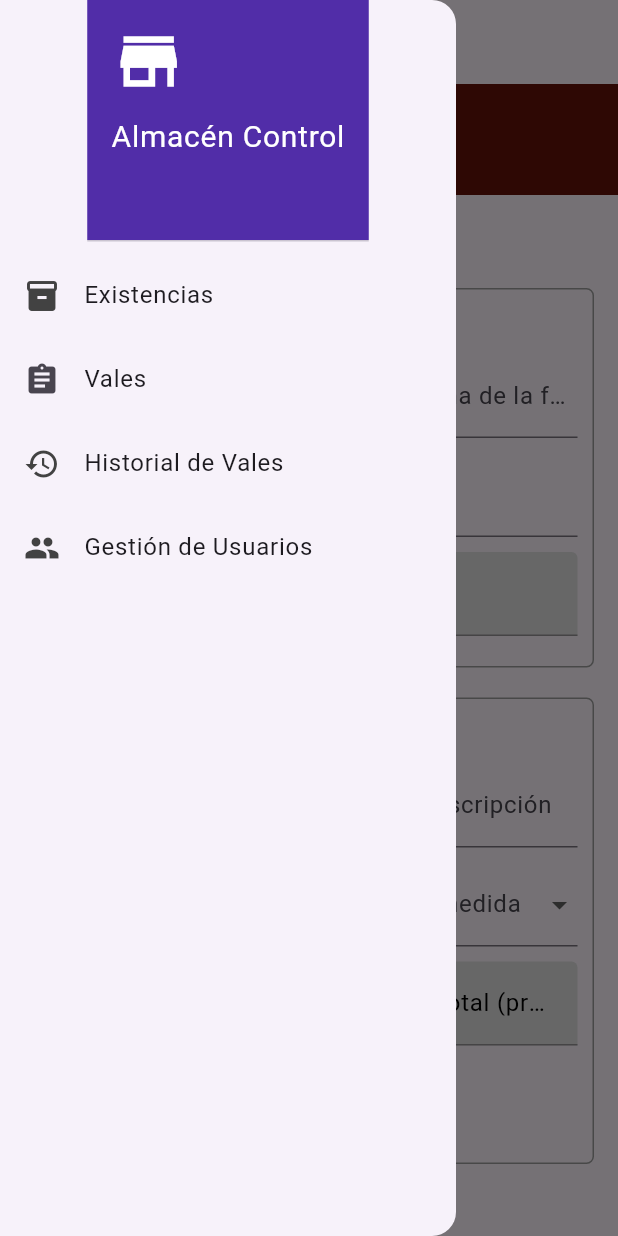
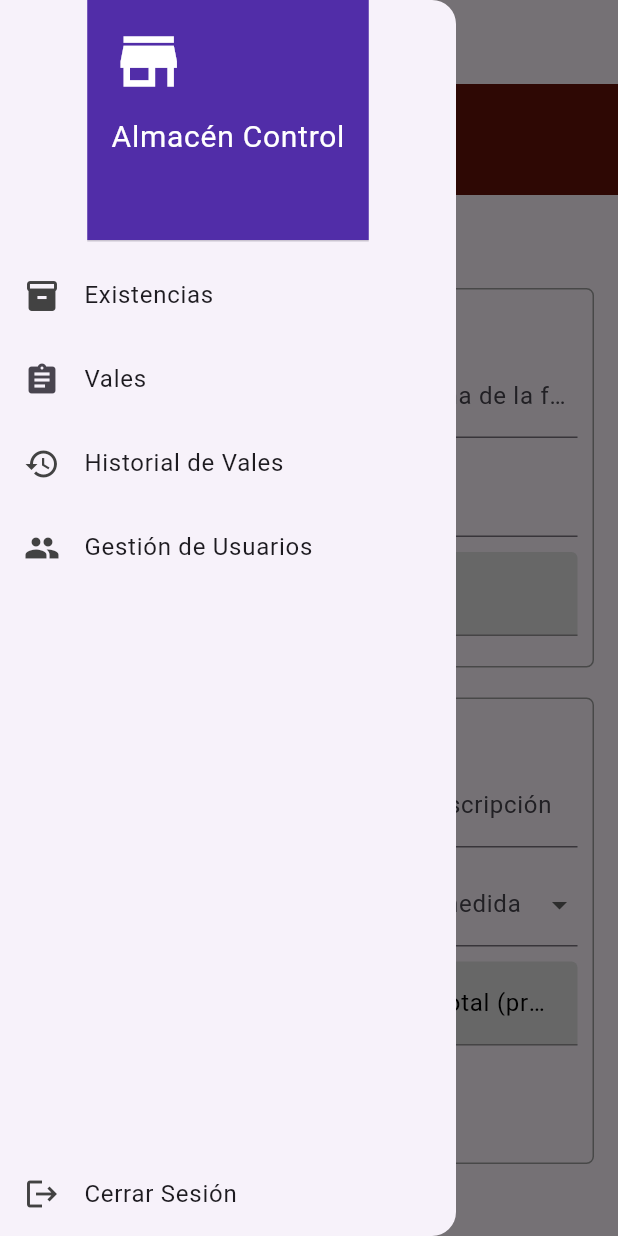
Before and after one commit to JVlazco81/control_almacen_frontend, a Flutter app: the BaseLayout screen opened directly, with the side drawer open, on a phone screen of 412 x 824 dp. Run offline on Flutter 3.47's test engine with Material 3 defaults, Android fonts, the phone set to English and light mode, and no system bars; drawn by our look-alikes of dropdown_search; our stand-ins replace shared_preferences; missing offline and left inert: number_inc_dec; accounts and stored records are empty.

Commit message:
Se añadió ícono de logout

```diff
--- a/lib/widgets/BaseLayout.dart
+++ b/lib/widgets/BaseLayout.dart
@@ -1,5 +1,4 @@
 import 'package:flutter/material.dart';
-import 'package:control_almacen_frontend/widgets/BaseLayout.dart';
 
 class BaseLayout extends StatefulWidget {
   final Widget bodyContent;
@@ -130,6 +129,14 @@ class _BaseLayoutState extends State<BaseLayout> {
             Icons.people,
             '/usuarios',
           ),
+
+          const Spacer(), // Esto empuja el icono de logout hacia abajo
+          _buildDrawerTile(
+            context,
+            'Cerrar Sesión',
+            Icons.logout,
+            '',
+          ), // Logout
         ],
       ),
     );
@@ -157,6 +164,9 @@ class _BaseLayoutState extends State<BaseLayout> {
             '/historial',
           ),
           _buildSidebarOption(Icons.people, 'Gestión de Usuarios', '/usuarios'),
+
+          const Spacer(), // Empuja el botón de logout al final
+          _buildSidebarOption(Icons.logout, 'Cerrar Sesión', ''), // Logout
         ],
       ),
     );
@@ -170,15 +180,15 @@ class _BaseLayoutState extends State<BaseLayout> {
       child: Column(
         children: [
           Image.asset(
-            'assets/images/DropboxLogo.png', // 📌 Cambia esto por el nombre real de tu imagen
-            width: 100, // Ajusta el tamaño según sea necesario
+            'assets/images/DropboxLogo.png',
+            width: 100,
             height: 100,
             color: Colors.white,
             colorBlendMode: BlendMode.srcIn,
             fit: BoxFit.contain,
           ),
           const SizedBox(height: 8),
-          Text(
+          const Text(
             'Control Almacén',
             style: TextStyle(
               color: Colors.white,
```
